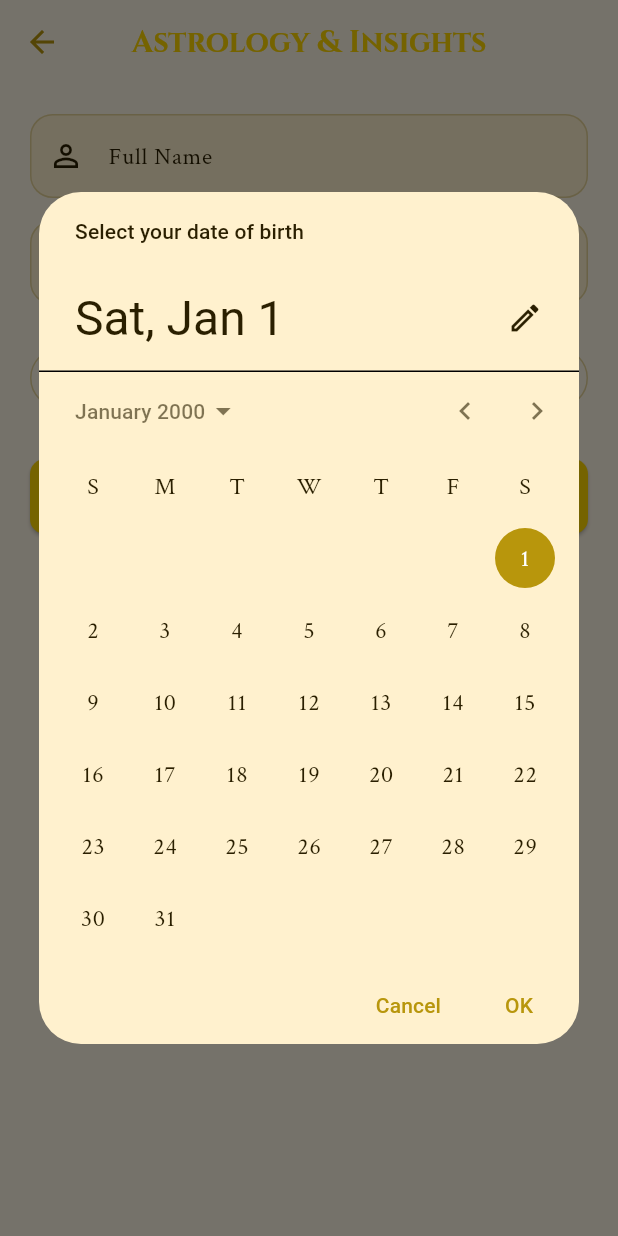
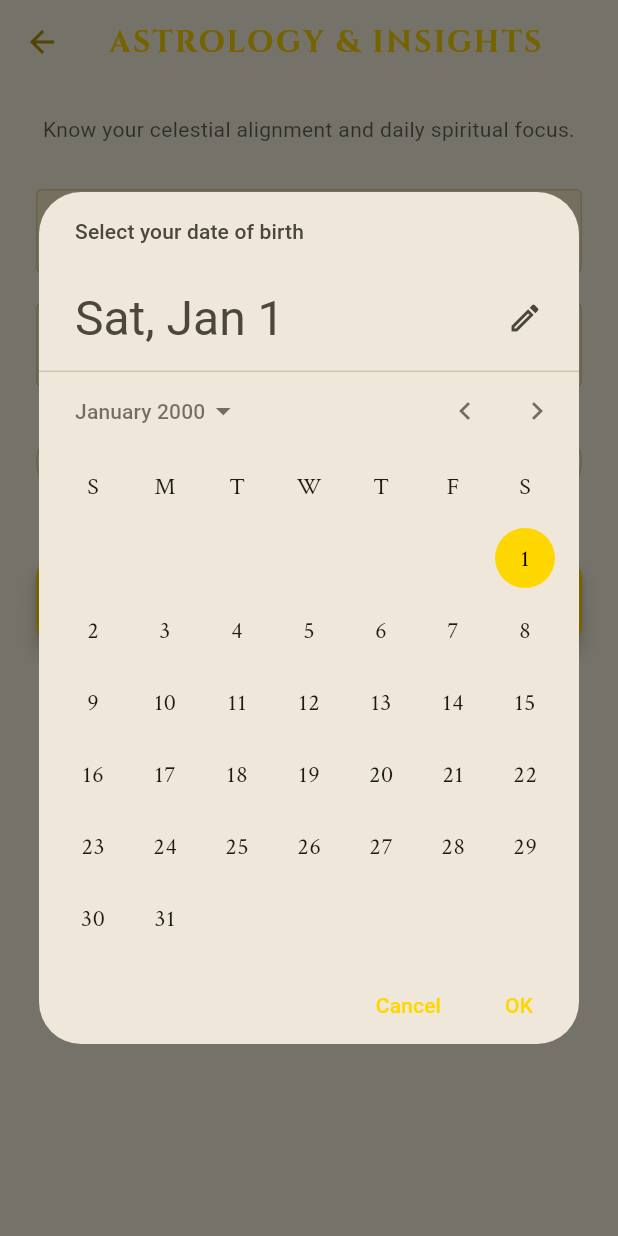
Before and after one commit to Kuldeep532/Geeta-Nexus, a Flutter app: the AstrologyScreen screen opened directly, after a tap on "Select Date", on a phone screen of 412 x 824 dp. Run offline on Flutter 3.47's test engine with Material 3 defaults, Android fonts, the phone set to English and light mode, and no system bars; our stand-ins replace audioplayers, csv, flutter_tts, font_awesome_flutter, google_fonts, google_sign_in and 5 more; missing offline and left inert: string_stats; accounts and stored records are empty.

Commit message:
Enhance AstrologyScreen with improved UI and accessibility
Updated accessibility features, improved UI elements, and refined zodiac calculation.

```diff
--- a/lib/screens/astrology_screen.dart
+++ b/lib/screens/astrology_screen.dart
@@ -1,6 +1,8 @@
+import 'dart:async';
 import 'package:flutter/material.dart';
+import 'package:flutter/services.dart';
 import 'package:google_fonts/google_fonts.dart';
-import '../theme.dart'; // Ensure kGold is defined here
+import '../theme.dart'; // Ensure kGold, kTextDim, etc., are defined here
 
 class AstrologyScreen extends StatefulWidget {
   const AstrologyScreen({super.key});
@@ -23,7 +25,7 @@ class _AstrologyScreenState extends State<AstrologyScreen> {
     super.dispose();
   }
 
-  // Western Zodiac Calculation (Vedic requires complex APIs, but this is a solid base)
+  // Western Zodiac Calculation with Vedic names
   String _calculateZodiac(DateTime d) {
     final month = d.month;
     final day = d.day;
@@ -58,6 +60,7 @@ class _AstrologyScreenState extends State<AstrologyScreen> {
   }
 
   void _generateKundli() {
+    HapticFeedback.mediumImpact();
     if (_dob == null || _tob == null) {
       ScaffoldMessenger.of(context).showSnackBar(
         const SnackBar(content: Text('Please select both Birth Date and Time')),
@@ -83,7 +86,6 @@ class _AstrologyScreenState extends State<AstrologyScreen> {
     });
   }
 
-  // Pickers with improved accessibility labels
   Future<void> _pickDob() async {
     final picked = await showDatePicker(
       context: context,
@@ -91,6 +93,7 @@ class _AstrologyScreenState extends State<AstrologyScreen> {
       firstDate: DateTime(1940),
       lastDate: DateTime.now(),
       initialDate: _dob ?? DateTime(2000, 1, 1),
+      builder: (context, child) => _buildPickerTheme(child!),
     );
     if (picked != null) setState(() => _dob = picked);
   }
@@ -100,40 +103,67 @@ class _AstrologyScreenState extends State<AstrologyScreen> {
       context: context,
       helpText: 'Select your time of birth',
       initialTime: _tob ?? const TimeOfDay(hour: 6, minute: 0),
+      builder: (context, child) => _buildPickerTheme(child!),
     );
     if (picked != null) setState(() => _tob = picked);
   }
 
+  Widget _buildPickerTheme(Widget child) {
+    return Theme(
+      data: Theme.of(context).copyWith(
+        colorScheme: ColorScheme.fromSeed(
+          seedColor: kGold,
+          primary: kGold,
+          onPrimary: Colors.black,
+          surface: Theme.of(context).cardColor,
+        ),
+      ),
+      child: child,
+    );
+  }
+
   @override
   Widget build(BuildContext context) {
+    final theme = Theme.of(context);
+
     return Scaffold(
       appBar: AppBar(
-        title: Text('Astrology & Insights', style: GoogleFonts.cinzel(color: kGold, fontWeight: FontWeight.bold)),
+        title: Text('ASTROLOGY & INSIGHTS',
+          style: GoogleFonts.cinzel(color: kGold, fontWeight: FontWeight.bold, letterSpacing: 1.5)),
         centerTitle: true,
         backgroundColor: Colors.transparent,
         elevation: 0,
       ),
-      body: Semantics(
+      body: SafeArea(
         child: ListView(
-          padding: const EdgeInsets.all(20),
+          padding: const EdgeInsets.symmetric(horizontal: 24, vertical: 20),
           children: [
-            _buildInputFields(),
+            Text(
+              "Know your celestial alignment and daily spiritual focus.",
+              textAlign: TextAlign.center,
+              style: TextStyle(color: theme.hintColor, fontSize: 14),
+            ),
+            const SizedBox(height: 30),
+            _buildInputFields(theme),
             const SizedBox(height: 25),
-            _buildDateTimeButtons(),
-            const SizedBox(height: 30),
+            _buildDateTimeButtons(theme),
+            const SizedBox(height: 40),
             ElevatedButton(
               style: ElevatedButton.styleFrom(
                 backgroundColor: kGold,
                 foregroundColor: Colors.black,
-                padding: const EdgeInsets.symmetric(vertical: 15),
-                shape: RoundedRectangleBorder(borderRadius: BorderRadius.circular(10)),
+                padding: const EdgeInsets.symmetric(vertical: 18),
+                shape: RoundedRectangleBorder(borderRadius: BorderRadius.circular(12)),
+                elevation: 4,
               ),
               onPressed: _generateKundli,
-              child: const Text('GENERATE INSIGHTS', style: TextStyle(letterSpacing: 1.2, fontWeight: FontWeight.bold)),
+              child: const Text('GENERATE INSIGHTS',
+                style: TextStyle(letterSpacing: 2, fontWeight: FontWeight.bold)),
             ),
             if (_result != null) ...[
-              const SizedBox(height: 30),
-              _buildResultDisplay(),
+              const SizedBox(height: 40),
+              _buildResultDisplay(theme),
+              const SizedBox(height: 40),
             ],
           ],
         ),
@@ -141,69 +171,100 @@ class _AstrologyScreenState extends State<AstrologyScreen> {
     );
   }
 
-  Widget _buildInputFields() {
+  Widget _buildInputFields(ThemeData theme) {
     return Column(
       children: [
         TextField(
           controller: _nameController,
-          decoration: const InputDecoration(
+          style: TextStyle(color: theme.textTheme.bodyLarge?.color),
+          decoration: InputDecoration(
             labelText: 'Full Name',
-            prefixIcon: Icon(Icons.person_outline),
-            border: OutlineInputBorder(),
+            labelStyle: TextStyle(color: kGold.withOpacity(0.8)),
+            prefixIcon: const Icon(Icons.person_outline, color: kGold),
+            enabledBorder: OutlineInputBorder(borderSide: BorderSide(color: theme.dividerColor)),
+            focusedBorder: const OutlineInputBorder(borderSide: BorderSide(color: kGold, width: 2)),
           ),
         ),
-        const SizedBox(height: 15),
+        const SizedBox(height: 20),
         TextField(
           controller: _birthPlaceController,
-          decoration: const InputDecoration(
+          style: TextStyle(color: theme.textTheme.bodyLarge?.color),
+          decoration: InputDecoration(
             labelText: 'City of Birth',
-            prefixIcon: Icon(Icons.location_city),
-            border: OutlineInputBorder(),
+            labelStyle: TextStyle(color: kGold.withOpacity(0.8)),
+            prefixIcon: const Icon(Icons.location_city, color: kGold),
+            enabledBorder: OutlineInputBorder(borderSide: BorderSide(color: theme.dividerColor)),
+            focusedBorder: const OutlineInputBorder(borderSide: BorderSide(color: kGold, width: 2)),
           ),
         ),
       ],
     );
   }
 
-  Widget _buildDateTimeButtons() {
+  Widget _buildDateTimeButtons(ThemeData theme) {
     return Row(
       children: [
         Expanded(
           child: OutlinedButton.icon(
             onPressed: _pickDob,
-            icon: const Icon(Icons.calendar_month),
-            label: Text(_dob == null ? 'Select Date' : '${_dob!.day}/${_dob!.month}/${_dob!.year}'),
+            style: OutlinedButton.styleFrom(
+              side: BorderSide(color: _dob == null ? theme.dividerColor : kGold),
+              padding: const EdgeInsets.symmetric(vertical: 15),
+            ),
+            icon: const Icon(Icons.calendar_month, color: kGold, size: 20),
+            label: Text(
+              _dob == null ? 'Select Date' : '${_dob!.day}/${_dob!.month}/${_dob!.year}',
+              style: TextStyle(color: theme.textTheme.bodyMedium?.color),
+            ),
           ),
         ),
         const SizedBox(width: 12),
         Expanded(
           child: OutlinedButton.icon(
             onPressed: _pickTime,
-            icon: const Icon(Icons.history_toggle_off),
-            label: Text(_tob == null ? 'Select Time' : _tob!.format(context)),
+            style: OutlinedButton.styleFrom(
+              side: BorderSide(color: _tob == null ? theme.dividerColor : kGold),
+              padding: const EdgeInsets.symmetric(vertical: 15),
+            ),
+            icon: const Icon(Icons.history_toggle_off, color: kGold, size: 20),
+            label: Text(
+              _tob == null ? 'Select Time' : _tob!.format(context),
+              style: TextStyle(color: theme.textTheme.bodyMedium?.color),
+            ),
           ),
         ),
       ],
     );
   }
 
-  Widget _buildResultDisplay() {
+  Widget _buildResultDisplay(ThemeData theme) {
     return Semantics(
-      liveRegion: true, // Screen reader will announce when this appears
+      liveRegion: true,
+      label: "Your Kundli Insights generated below",
       child: Container(
-        padding: const EdgeInsets.all(20),
+        padding: const EdgeInsets.all(24),
         decoration: BoxDecoration(
-          color: Theme.of(context).cardColor,
-          borderRadius: BorderRadius.circular(15),
-          border: Border.all(color: kGold.withOpacity(0.5), width: 1.5),
+          color: theme.cardColor,
+          borderRadius: BorderRadius.circular(20),
+          border: Border.all(color: kGold.withOpacity(0.3), width: 1),
+          boxShadow: [
+            BoxShadow(color: Colors.black.withOpacity(0.05), blurRadius: 15, spreadRadius: 2)
+          ],
         ),
-        child: SelectableText(
-          _result!,
-          style: GoogleFonts.merriweather(
-            fontSize: 16,
-            height: 1.8,
-            color: Theme.of(context).textTheme.bodyLarge?.color,
-          ),
+        child: Column(
+          children: [
+            const Icon(Icons.auto_awesome, color: kGold, size: 30),
+            const SizedBox(height: 15),
+            SelectableText(
+              _result!,
+              textAlign: TextAlign.left,
+              style: GoogleFonts.merriweather(
+                fontSize: 15,
+                height: 1.8,
+                color: theme.textTheme.bodyLarge?.color,
+              ),
+            ),
+          ],
         ),
       ),
     );
```
